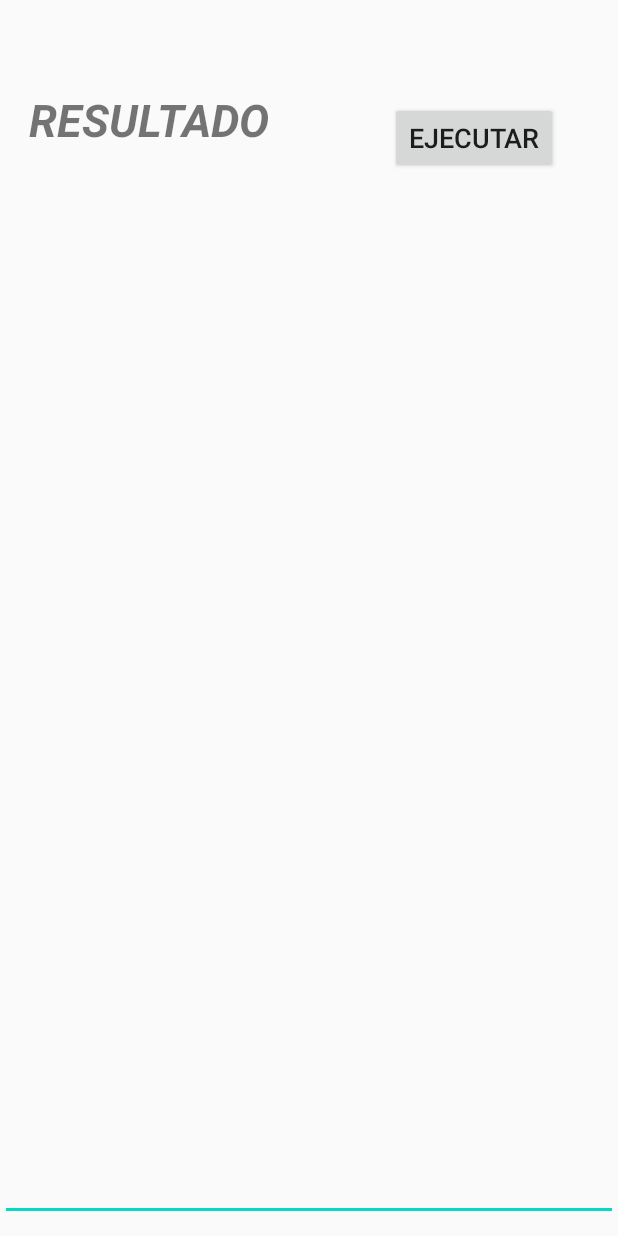
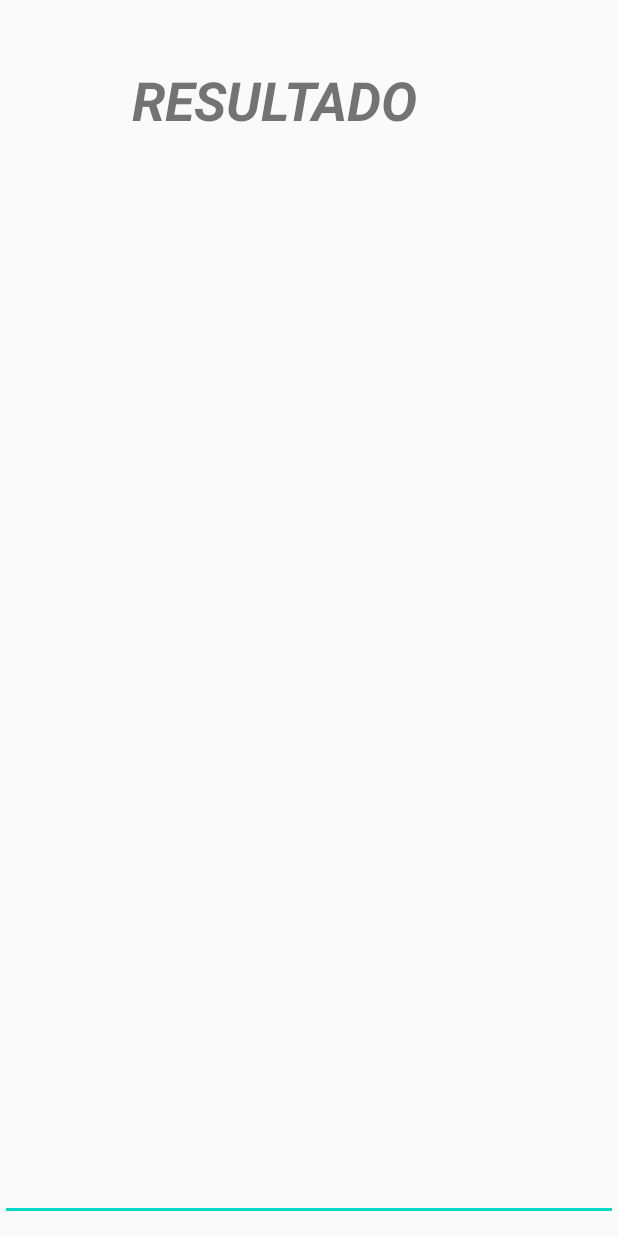
Before and after one commit to Yosimar-PooM/Proyecto_Grupal, an Android app: the layout activity__salida.xml on its own in the app's theme, with its tools: preview values and no code run, on a phone screen of 412 x 824 dp. Run offline under Robolectric (Android 15) with nearby library versions, the phone set to English and light mode, and no system bars.

Commit message:
COMMIT 2

```diff
--- a/app/src/main/java/com/example/proyecto_grupal/Activity_Salida.java
+++ b/app/src/main/java/com/example/proyecto_grupal/Activity_Salida.java
@@ -21,6 +21,7 @@ public class Activity_Salida extends AppCompatActivity {
     public EditText Atx_Campo;
     public String poblacion,iteracion1,soporte1;
     public Boolean nosolucion;
+    @RequiresApi(api = Build.VERSION_CODES.N)
     @Override
     protected void onCreate(Bundle savedInstanceState) {
         super.onCreate(savedInstanceState);
@@ -33,10 +34,6 @@ public class Activity_Salida extends AppCompatActivity {
         soporte1= bundle.getString("txtsoporte");
         nosolucion= bundle.getBoolean("Chck_Solucion");
         //Atx_Campo.setEnabled(false);
-    }
-
-    @RequiresApi(api = Build.VERSION_CODES.N)
-    public void onClick(View view) throws IOException {
         variables = new ArrayList<>();
         //Obtener variables Seleccionadas
         //MainActivity mainActivity = new MainActivity();
--- a/app/src/main/res/layout/activity__salida.xml
+++ b/app/src/main/res/layout/activity__salida.xml
@@ -9,40 +9,22 @@
 
     <TextView
         android:id="@+id/textView6"
-        android:layout_width="191dp"
-        android:layout_height="53dp"
+        android:layout_width="236dp"
+        android:layout_height="49dp"
         android:layout_alignParentStart="true"
         android:layout_alignParentLeft="true"
         android:layout_alignParentTop="true"
         android:layout_alignParentEnd="true"
         android:layout_alignParentRight="true"
-        android:layout_marginStart="19dp"
-        android:layout_marginLeft="19dp"
-        android:layout_marginTop="59dp"
-        android:layout_marginEnd="200dp"
-        android:layout_marginRight="200dp"
+        android:layout_marginStart="88dp"
+        android:layout_marginLeft="88dp"
+        android:layout_marginTop="42dp"
+        android:layout_marginEnd="86dp"
+        android:layout_marginRight="86dp"
         android:text="Resultado"
         android:textAllCaps="true"
-        android:textSize="30sp"
+        android:textSize="36sp"
         android:textStyle="bold|italic" />
-
-    <Button
-        android:id="@+id/button"
-        android:layout_width="111dp"
-        android:layout_height="wrap_content"
-        android:layout_alignParentStart="true"
-        android:layout_alignParentLeft="true"
-        android:layout_alignParentTop="true"
-        android:layout_alignParentEnd="true"
-        android:layout_alignParentRight="true"
-        android:layout_marginStart="260dp"
-        android:layout_marginLeft="260dp"
-        android:layout_marginTop="68dp"
-        android:layout_marginEnd="40dp"
-        android:layout_marginRight="40dp"
-        android:onClick="onClick"
-        android:text="Ejecutar"
-        android:textSize="18sp" />
 
     <EditText
         android:id="@+id/Atx_Campo"
--- a/app/src/main/res/layout/activity_main.xml
+++ b/app/src/main/res/layout/activity_main.xml
@@ -26,18 +26,18 @@
         android:layout_width="wrap_content"
         android:layout_height="wrap_content"
         android:layout_alignParentStart="true"
+        android:layout_alignParentLeft="true"
         android:layout_alignParentTop="true"
         android:layout_alignParentEnd="true"
+        android:layout_alignParentRight="true"
         android:layout_marginStart="56dp"
         android:layout_marginTop="25dp"
         android:layout_marginEnd="56dp"
+        android:gravity="center_horizontal"
         android:text="Algoritmo Genético"
         android:textAlignment="center"
-        android:textSize="24sp"
-        android:textStyle="bold"
-        android:layout_alignParentLeft="true"
-        android:layout_alignParentRight="true"
-        android:gravity="center_horizontal" />
+        android:textSize="30sp"
+        android:textStyle="bold" />
 
     <TextView
         android:id="@+id/textView2"
```
